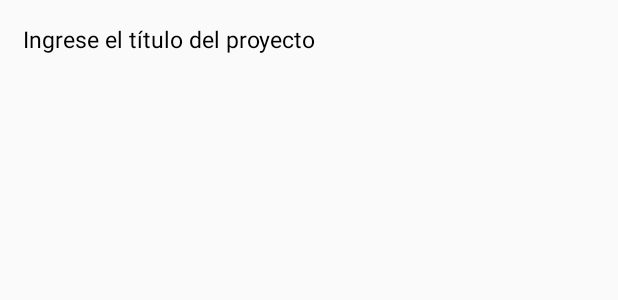
After one commit to danielq97/StartAgro-App, an Android app: the layout activity_publicar.xml on its own in the app's theme, with its tools: preview values and no code run, on a phone screen of 412 x 824 dp. The commit adds this screen. Shown: the top 300 px of the screen. Run offline under Robolectric (Android 15) with nearby library versions, the phone set to English and light mode, and no system bars.

Commit message:
Creo la activity publicar proyecto

```diff
--- a/app/src/main/AndroidManifest.xml
+++ b/app/src/main/AndroidManifest.xml
@@ -22,8 +22,9 @@
         </activity>
         <activity android:name=".RestaurarContrasenia" />
         <activity android:name=".Proyectos" />
-        <activity android:name=".MisProyectos"></activity>
-        <activity android:name=".Home"></activity>
+        <activity android:name=".MisProyectos" />
+        <activity android:name=".Home" />
+        <activity android:name=".Publicar"></activity>
     </application>
 
 </manifest>
--- a/app/src/main/java/co/potes/icesi/startagrocol/MainActivity.java
+++ b/app/src/main/java/co/potes/icesi/startagrocol/MainActivity.java
@@ -193,6 +193,8 @@ public class MainActivity extends AppCompatActivity {
 
     public void registrarUsuario(final Usuario usuario) {
 
+
+
         auth.createUserWithEmailAndPassword(usuario.getEmail(), usuario.getContrasenia()).addOnCompleteListener(this, new OnCompleteListener<AuthResult>() {
             @Override
             public void onComplete(@NonNull Task<AuthResult> task) {
--- /dev/null
+++ b/app/src/main/java/co/potes/icesi/startagrocol/Publicar.java
@@ -0,0 +1,13 @@
+package co.potes.icesi.startagrocol;
+
+import android.support.v7.app.AppCompatActivity;
+import android.os.Bundle;
+
+public class Publicar extends AppCompatActivity {
+
+    @Override
+    protected void onCreate(Bundle savedInstanceState) {
+        super.onCreate(savedInstanceState);
+        setContentView(R.layout.activity_publicar);
+    }
+}
--- /dev/null
+++ b/app/src/main/res/layout/activity_publicar.xml
@@ -0,0 +1,30 @@
+<?xml version="1.0" encoding="utf-8"?>
+<LinearLayout android:layout_width="match_parent"
+    android:layout_height="match_parent"
+    android:orientation="vertical"
+    xmlns:android="http://schemas.android.com/apk/res/android" >
+
+    <LinearLayout
+        android:layout_width="match_parent"
+        android:layout_height="30dp"
+        android:layout_margin = "15dp"
+        android:orientation="horizontal">
+
+        <TextView
+            android:layout_width="match_parent"
+            android:layout_height="match_parent"
+            android:text="Ingrese el título del proyecto"
+            android:textSize="15dp"
+            android:textColor="#000"
+            />
+        <EditText
+            android:layout_width="match_parent"
+            android:layout_height="match_parent"
+            android:text=""/>
+
+    </LinearLayout>
+
+
+
+
+</LinearLayout>
```
